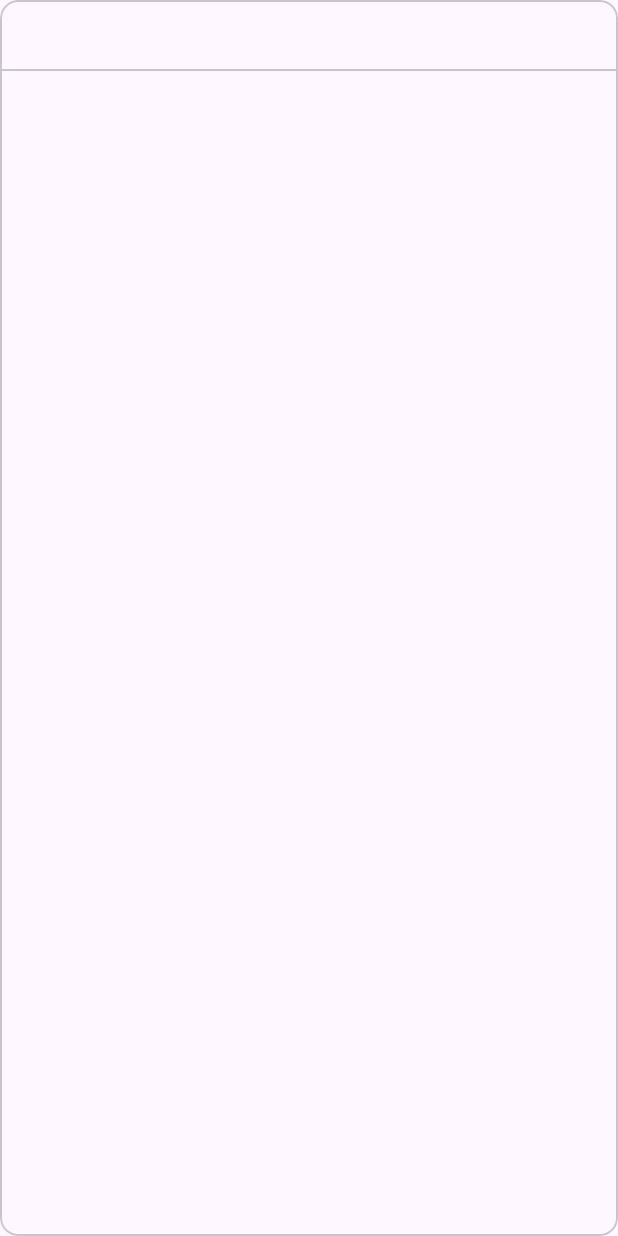
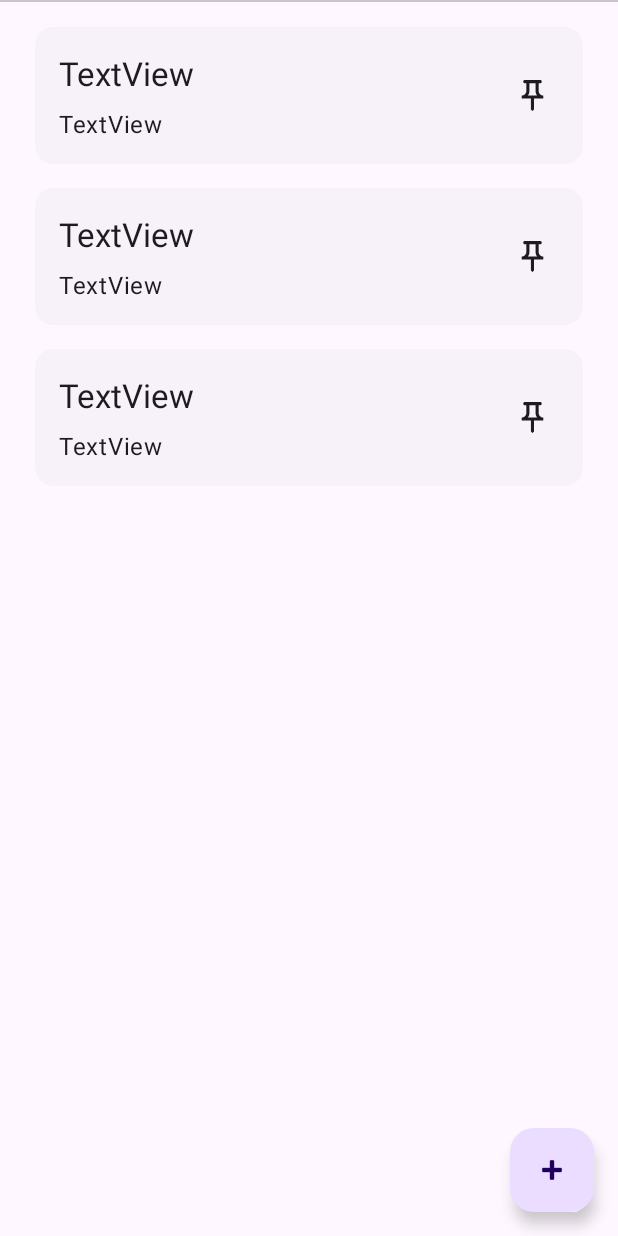
Before and after one commit to MuneerAhmed03/Space, an Android app: the layout dialog_layout.xml on its own in the app's theme, with its tools: preview values and no code run, on a phone screen of 412 x 824 dp. Run offline under Robolectric (Android 15) with nearby library versions, the phone set to English and light mode, and no system bars.

Commit message:
dialogue add button sorted

```diff
--- a/app/build.gradle
+++ b/app/build.gradle
@@ -51,6 +51,11 @@ dependencies {
     testImplementation 'junit:junit:4.13.2'
     androidTestImplementation 'androidx.test.ext:junit:1.1.5'
     androidTestImplementation 'androidx.test.espresso:espresso-core:3.5.1'
+    def lifecycle_version = "2.6.1"
+    //LiveData
+    implementation "androidx.lifecycle:lifecycle-livedata-ktx:$lifecycle_version"
+    // Lifecycles only (without ViewModel or LiveData)
+    implementation "androidx.lifecycle:lifecycle-runtime-ktx:$lifecycle_version"
 
     def nav_version="2.6.0"
     implementation "androidx.navigation:navigation-fragment-ktx:$nav_version"
--- a/app/src/main/AndroidManifest.xml
+++ b/app/src/main/AndroidManifest.xml
@@ -3,6 +3,7 @@
     xmlns:tools="http://schemas.android.com/tools">
 
     <application
+        android:name=".MainApplication"
         android:allowBackup="true"
         android:dataExtractionRules="@xml/data_extraction_rules"
         android:fullBackupContent="@xml/backup_rules"
--- a/app/src/main/java/com/example/space/data/Note.kt
+++ b/app/src/main/java/com/example/space/data/Note.kt
@@ -8,8 +8,7 @@ import java.time.LocalDate
 data class Note(
     val title  : String,
     val content : String,
-    val timestamp: Long,
-    val date: Long,
+    val date: String,
     @PrimaryKey(autoGenerate = true)
     val id: Int = 0
 )
--- a/app/src/main/java/com/example/space/data/NoteRepository.kt
+++ b/app/src/main/java/com/example/space/data/NoteRepository.kt
@@ -19,7 +19,7 @@ class NoteRepository(private val notesDao: NotesDao) {
     suspend fun getNoteById(id : Int) : Note?{
         return notesDao.getNotebyId(id)
     }
-    suspend fun getNoteByDate(targetDate: Long):Flow<List<Note>>{
+    fun getNoteByDate(targetDate: String):Flow<List<Note>>{
         return notesDao.getNotesByDate(targetDate)
     }
 
--- a/app/src/main/java/com/example/space/data/NotesDao.kt
+++ b/app/src/main/java/com/example/space/data/NotesDao.kt
@@ -27,5 +27,5 @@ interface NotesDao {
     suspend fun getNotebyId(id:Int): Note?
 
     @Query("SELECT * FROM note WHERE date = :targetDate")
-    fun getNotesByDate(targetDate: Long): Flow<List<Note>>
+    fun getNotesByDate(targetDate: String): Flow<List<Note>>
 }
--- /dev/null
+++ b/app/src/main/res/drawable/ic_baseline_push_pin_24_light.xml
@@ -0,0 +1,6 @@
+<vector android:height="24dp" android:tint="?attr/colorOnSurfaceVariant"
+    android:viewportHeight="24" android:viewportWidth="24"
+    android:width="24dp" xmlns:android="http://schemas.android.com/apk/res/android">
+    <path android:fillColor="@android:color/white"
+        android:fillType="evenOdd" android:pathData="M16,9V4l1,0c0.55,0 1,-0.45 1,-1v0c0,-0.55 -0.45,-1 -1,-1H7C6.45,2 6,2.45 6,3v0c0,0.55 0.45,1 1,1l1,0v5c0,1.66 -1.34,3 -3,3h0v2h5.97v7l1,1l1,-1v-7H19v-2h0C17.34,12 16,10.66 16,9z"/>
+</vector>
--- /dev/null
+++ b/app/src/main/res/drawable/ic_outline_push_pin_24_light.xml
@@ -0,0 +1,5 @@
+<vector android:height="24dp" android:tint="?attr/colorOnSurface"
+    android:viewportHeight="24" android:viewportWidth="24"
+    android:width="24dp" xmlns:android="http://schemas.android.com/apk/res/android">
+    <path android:fillColor="@android:color/white" android:pathData="M14,4v5c0,1.12 0.37,2.16 1,3H9c0.65,-0.86 1,-1.9 1,-3V4H14M17,2H7C6.45,2 6,2.45 6,3c0,0.55 0.45,1 1,1c0,0 0,0 0,0l1,0v5c0,1.66 -1.34,3 -3,3v2h5.97v7l1,1l1,-1v-7H19v-2c0,0 0,0 0,0c-1.66,0 -3,-1.34 -3,-3V4l1,0c0,0 0,0 0,0c0.55,0 1,-0.45 1,-1C18,2.45 17.55,2 17,2L17,2z"/>
+</vector>
--- a/app/src/main/res/layout/dialog_layout.xml
+++ b/app/src/main/res/layout/dialog_layout.xml
@@ -1,34 +1,36 @@
 <?xml version="1.0" encoding="utf-8"?>
-<com.google.android.material.card.MaterialCardView xmlns:android="http://schemas.android.com/apk/res/android"
+<androidx.coordinatorlayout.widget.CoordinatorLayout xmlns:android="http://schemas.android.com/apk/res/android"
     xmlns:app="http://schemas.android.com/apk/res-auto"
     xmlns:tools="http://schemas.android.com/tools"
+    android:fitsSystemWindows="true"
     android:layout_width="match_parent"
     android:layout_height="match_parent">
 
-    <androidx.constraintlayout.widget.ConstraintLayout
-        android:layout_width="match_parent"
-        android:layout_height="match_parent"
-        app:layout_constraintBottom_toBottomOf="parent"
-        app:layout_constraintTop_toTopOf="parent">
+                <FrameLayout
+                    android:layout_width="match_parent"
+                    android:layout_height="match_parent"
+                    tools:context=".ListFragment">
+                    <com.google.android.material.divider.MaterialDivider
+                        android:layout_width="wrap_content"
+                        android:layout_height="wrap_content"/>
 
+                        <androidx.recyclerview.widget.RecyclerView
+                            android:id="@+id/notes_list"
+                            android:layout_width="match_parent"
+                            android:layout_height="809dp"
+                            android:paddingHorizontal="15dp"
+                            android:paddingVertical="10dp"
+                            tools:listitem="@layout/notes_list_item" />
 
-        <TextView
-            android:id="@+id/textView"
-            android:layout_width="match_parent"
+                </FrameLayout>
+
+        <com.google.android.material.floatingactionbutton.FloatingActionButton
+            android:id="@+id/fab"
             android:layout_height="wrap_content"
-            android:textAppearance="@style/TextAppearance.Material3.TitleLarge"
-            app:layout_constraintTop_toTopOf="parent"
-            tools:layout_editor_absoluteX="135dp" />
+            android:layout_width="wrap_content"
+            android:src="@android:drawable/ic_input_add"
+            android:layout_gravity="bottom|end"
+            android:layout_margin="16dp"
+            android:contentDescription="@string/app_name" />
 
-        <com.google.android.material.divider.MaterialDivider
-            android:layout_width="match_parent"
-            android:layout_height="wrap_content"
-            app:layout_constraintBottom_toBottomOf="parent"
-            app:layout_constraintTop_toBottomOf="@+id/textView"
-            app:layout_constraintVertical_bias="0.021"
-            tools:layout_editor_absoluteX="-25dp" />
-
-    </androidx.constraintlayout.widget.ConstraintLayout>
-
-
-</com.google.android.material.card.MaterialCardView>
+</androidx.coordinatorlayout.widget.CoordinatorLayout>
--- /dev/null
+++ b/app/src/main/res/layout/notes_list_item.xml
@@ -0,0 +1,50 @@
+<?xml version="1.0" encoding="utf-8"?>
+<com.google.android.material.card.MaterialCardView xmlns:android="http://schemas.android.com/apk/res/android"
+    xmlns:app="http://schemas.android.com/apk/res-auto"
+    xmlns:tools="http://schemas.android.com/tools"
+    style="?attr/materialCardViewElevatedStyle"
+    android:layout_width="match_parent"
+    android:layout_height="wrap_content"
+    android:layout_margin="8dp"
+    android:clickable="true"
+    android:focusable="true">
+    <androidx.constraintlayout.widget.ConstraintLayout
+        android:layout_width="match_parent"
+        android:layout_height="wrap_content"
+        android:padding="16dp">
+
+
+        <TextView
+            android:id="@+id/notes_list_item_title"
+            android:layout_width="wrap_content"
+            android:layout_height="wrap_content"
+            android:text="TextView"
+            android:textAppearance="?attr/textAppearanceTitleLarge"
+            app:layout_constraintLeft_toLeftOf="parent"
+            app:layout_constraintTop_toTopOf="parent" />
+
+        <TextView
+            android:id="@+id/notes_list_item_note"
+            android:layout_width="wrap_content"
+            android:layout_height="wrap_content"
+            android:layout_marginTop="8dp"
+            android:maxLines="4"
+            android:text="TextView"
+            android:textAppearance="?attr/textAppearanceBodyLarge"
+            app:layout_constraintLeft_toLeftOf="@id/notes_list_item_title"
+            app:layout_constraintTop_toBottomOf="@id/notes_list_item_title" />
+
+        <ImageView
+            android:id="@+id/notes_list_pin_icon"
+            android:layout_width="35dp"
+            android:layout_height="35dp"
+            android:padding="5dp"
+            android:background="#00000000"
+            android:src="@drawable/ic_outline_push_pin_24_light"
+            app:layout_constraintBottom_toBottomOf="parent"
+            app:layout_constraintEnd_toEndOf="parent"
+            app:layout_constraintTop_toTopOf="parent"/>
+    </androidx.constraintlayout.widget.ConstraintLayout>
+
+
+</com.google.android.material.card.MaterialCardView>
```
Also changed, not shown: app/src/main/java/com/example/space/MainApplication.kt (added, +8 -0 lines), app/src/main/java/com/example/space/ui/CalendarFragment.kt (+16 -2 lines), app/src/main/java/com/example/space/ui/NotesViewModel.kt (added, +80 -0 lines), app/src/main/res/drawable/img.png (added).
